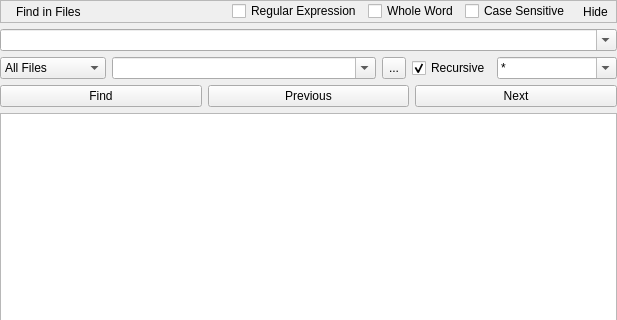
Above: src/findinfileswidget.ui from photron/zero-editor before the change; both pictures show x 0 to 617 and y 0 to 320 of the 617 by 475 pixel window. Below: the same form after it.
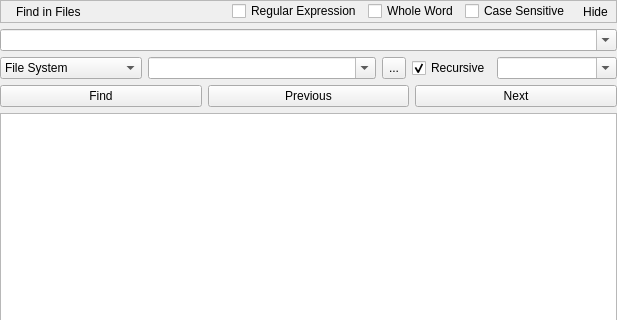
That is the form after the change. Icons and pictures are not drawn.

Commit message: Fine-tune some texts in the find in files widget

The edit to the form file:
```diff
--- a/src/findinfileswidget.ui
+++ b/src/findinfileswidget.ui
@@ -129,17 +129,17 @@
       <widget class="QComboBox" name="comboScope">
        <item>
         <property name="text">
-         <string>All Files</string>
+         <string>File System</string>
         </property>
        </item>
        <item>
         <property name="text">
-         <string>Open Files</string>
+         <string>Open Documents</string>
         </property>
        </item>
        <item>
         <property name="text">
-         <string>Modified Files</string>
+         <string>Modified Documents</string>
         </property>
        </item>
       </widget>
@@ -197,9 +197,6 @@
        <property name="editable">
         <bool>true</bool>
        </property>
-       <property name="currentText">
-        <string>*</string>
-       </property>
       </widget>
      </item>
     </layout>
```
